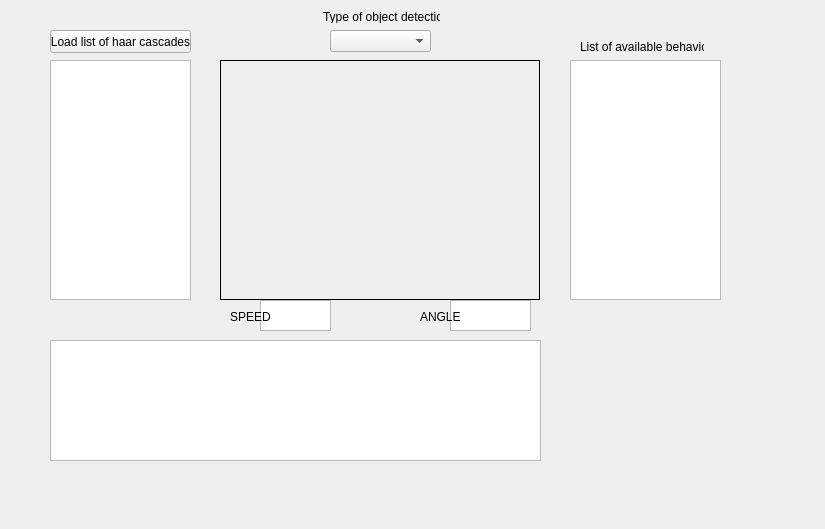
Above: mainwindow.ui from radko-sabol/ht_interakcia_nao-okolie before the change. Below: the same form after it.
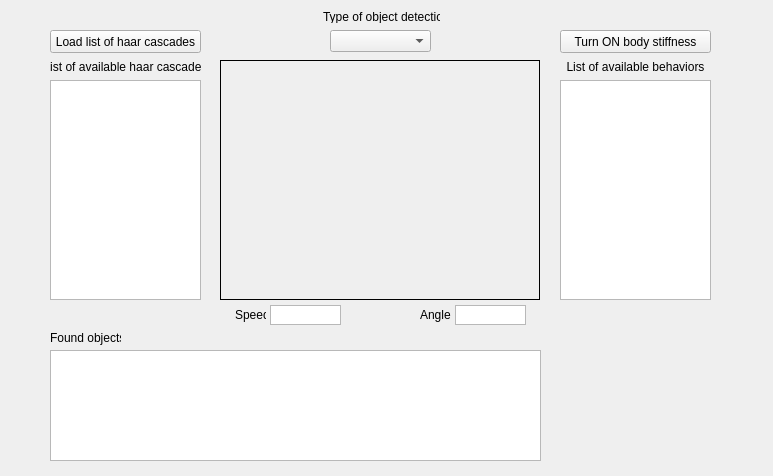
That is the form after the change. Icons and pictures are not drawn. Custom widgets are drawn as their Qt base class.

Diff of the .ui file:
```diff
--- a/mainwindow.ui
+++ b/mainwindow.ui
@@ -6,10 +6,22 @@
    <rect>
     <x>0</x>
     <y>0</y>
-    <width>825</width>
-    <height>529</height>
+    <width>773</width>
+    <height>476</height>
    </rect>
   </property>
+  <property name="minimumSize">
+   <size>
+    <width>773</width>
+    <height>476</height>
+   </size>
+  </property>
+  <property name="maximumSize">
+   <size>
+    <width>773</width>
+    <height>476</height>
+   </size>
+  </property>
   <property name="windowTitle">
    <string>MainWindow</string>
   </property>
@@ -456,7 +468,7 @@
      <rect>
       <x>50</x>
       <y>30</y>
-      <width>141</width>
+      <width>151</width>
       <height>23</height>
      </rect>
     </property>
@@ -468,9 +480,9 @@
     <property name="geometry">
      <rect>
       <x>50</x>
-      <y>60</y>
-      <width>141</width>
-      <height>240</height>
+      <y>80</y>
+      <width>151</width>
+      <height>220</height>
      </rect>
     </property>
    </widget>
@@ -478,21 +490,24 @@
     <property name="geometry">
      <rect>
       <x>50</x>
-      <y>340</y>
+      <y>350</y>
       <width>491</width>
-      <height>121</height>
+      <height>111</height>
      </rect>
     </property>
    </widget>
    <widget class="QListWidget" name="behaviorsListWidget">
     <property name="geometry">
      <rect>
-      <x>570</x>
-      <y>60</y>
+      <x>560</x>
+      <y>80</y>
       <width>151</width>
-      <height>240</height>
+      <height>220</height>
      </rect>
     </property>
+    <property name="horizontalScrollBarPolicy">
+     <enum>Qt::ScrollBarAlwaysOff</enum>
+    </property>
    </widget>
    <widget class="QComboBox" name="chooseDetectionComboBox">
     <property name="geometry">
@@ -513,15 +528,21 @@
    <widget class="QLabel" name="listOfAvailableBehaviorsLabel">
     <property name="geometry">
      <rect>
-      <x>580</x>
-      <y>40</y>
-      <width>124</width>
+      <x>560</x>
+      <y>60</y>
+      <width>151</width>
       <height>13</height>
      </rect>
     </property>
+    <property name="layoutDirection">
+     <enum>Qt::LeftToRight</enum>
+    </property>
     <property name="text">
      <string>List of available behaviors</string>
     </property>
+    <property name="alignment">
+     <set>Qt::AlignCenter</set>
+    </property>
    </widget>
    <widget class="QLabel" name="typeOfObjectDetectionLabel">
     <property name="geometry">
@@ -539,47 +560,119 @@
    <widget class="QTextBrowser" name="speedTextBrowser">
     <property name="geometry">
      <rect>
-      <x>260</x>
-      <y>300</y>
+      <x>270</x>
+      <y>305</y>
       <width>71</width>
-      <height>31</height>
+      <height>20</height>
      </rect>
     </property>
+    <property name="sizePolicy">
+     <sizepolicy hsizetype="Fixed" vsizetype="Fixed">
+      <horstretch>0</horstretch>
+      <verstretch>0</verstretch>
+     </sizepolicy>
+    </property>
+    <property name="maximumSize">
+     <size>
+      <width>16777215</width>
+      <height>20</height>
+     </size>
+    </property>
+    <property name="verticalScrollBarPolicy">
+     <enum>Qt::ScrollBarAlwaysOff</enum>
+    </property>
+    <property name="horizontalScrollBarPolicy">
+     <enum>Qt::ScrollBarAlwaysOff</enum>
+    </property>
    </widget>
    <widget class="QTextBrowser" name="angleTextBrowser">
     <property name="geometry">
      <rect>
-      <x>450</x>
-      <y>300</y>
-      <width>81</width>
-      <height>31</height>
+      <x>455</x>
+      <y>305</y>
+      <width>71</width>
+      <height>20</height>
      </rect>
     </property>
+    <property name="maximumSize">
+     <size>
+      <width>16777215</width>
+      <height>20</height>
+     </size>
+    </property>
+    <property name="verticalScrollBarPolicy">
+     <enum>Qt::ScrollBarAlwaysOff</enum>
+    </property>
+    <property name="horizontalScrollBarPolicy">
+     <enum>Qt::ScrollBarAlwaysOff</enum>
+    </property>
    </widget>
    <widget class="QLabel" name="label">
     <property name="geometry">
      <rect>
-      <x>230</x>
-      <y>310</y>
-      <width>46</width>
-      <height>13</height>
+      <x>235</x>
+      <y>307</y>
+      <width>31</width>
+      <height>16</height>
      </rect>
     </property>
     <property name="text">
-     <string>SPEED</string>
+     <string>Speed</string>
     </property>
    </widget>
    <widget class="QLabel" name="label_2">
     <property name="geometry">
      <rect>
       <x>420</x>
-      <y>310</y>
-      <width>46</width>
+      <y>307</y>
+      <width>31</width>
+      <height>16</height>
+     </rect>
+    </property>
+    <property name="text">
+     <string>Angle</string>
+    </property>
+   </widget>
+   <widget class="QPushButton" name="stiffnessToggleButton">
+    <property name="geometry">
+     <rect>
+      <x>560</x>
+      <y>30</y>
+      <width>151</width>
+      <height>23</height>
+     </rect>
+    </property>
+    <property name="text">
+     <string>Turn ON body stiffness</string>
+    </property>
+   </widget>
+   <widget class="QLabel" name="listOfAvailableBehaviorsLabel_2">
+    <property name="geometry">
+     <rect>
+      <x>50</x>
+      <y>330</y>
+      <width>71</width>
+      <height>16</height>
+     </rect>
+    </property>
+    <property name="text">
+     <string>Found objects</string>
+    </property>
+   </widget>
+   <widget class="QLabel" name="listOfAvailableBehaviorsLabel_3">
+    <property name="geometry">
+     <rect>
+      <x>50</x>
+      <y>60</y>
+      <width>151</width>
       <height>13</height>
      </rect>
     </property>
     <property name="text">
-     <string>ANGLE</string>
+     <string>List of available haar cascades</string>
+    </property>
+    <property name="alignment">
+     <set>Qt::AlignCenter</set>
     </property>
    </widget>
   </widget>
```
Left out of the diff: 6 changed lines with no effect on the pictures.
